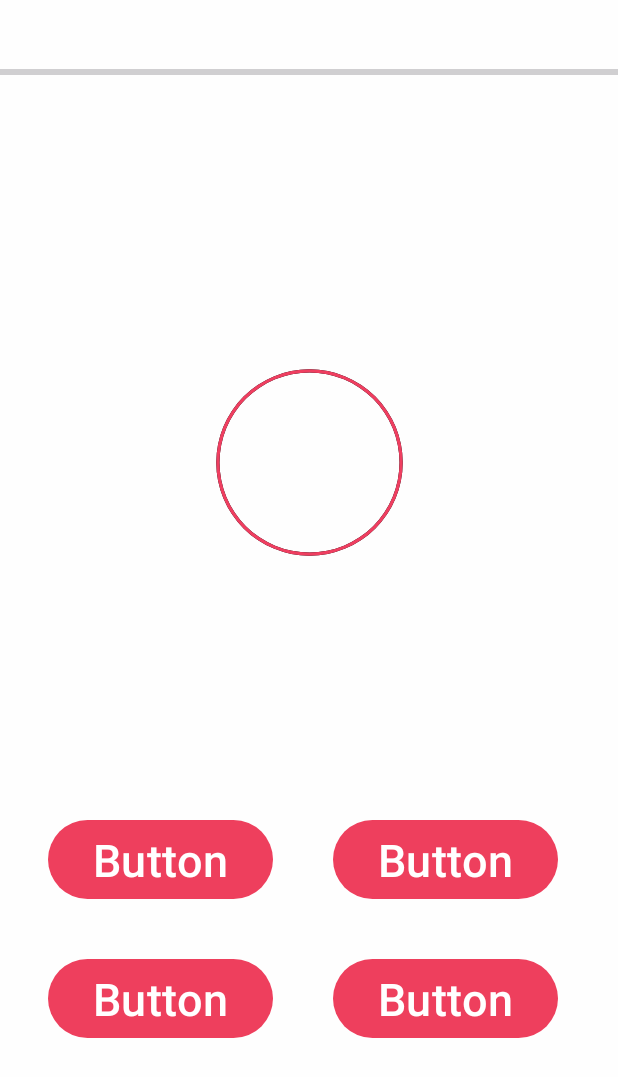
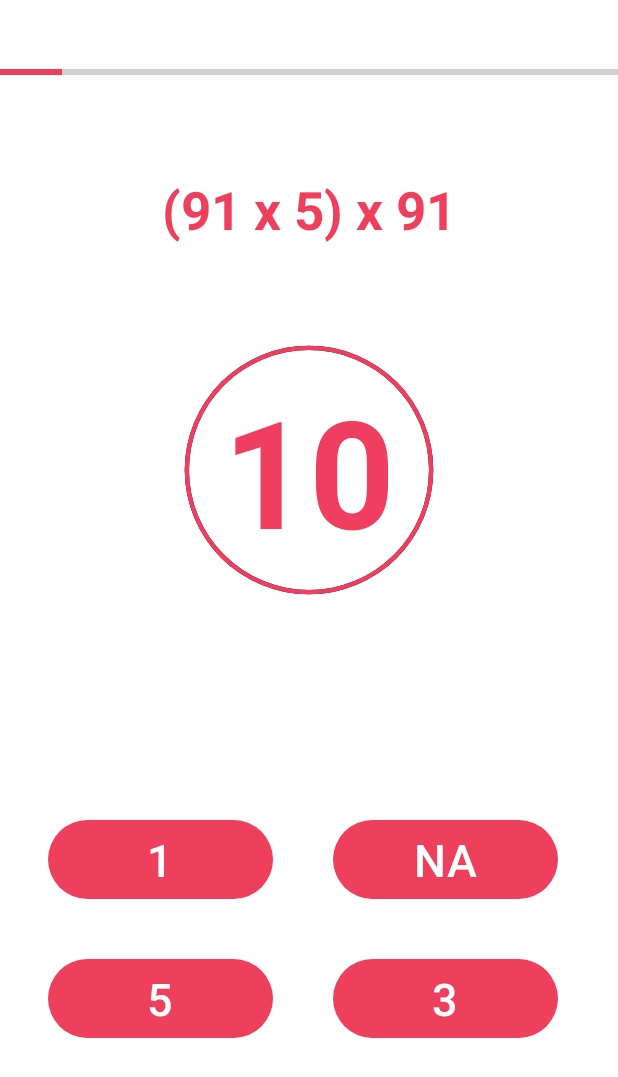
Before and after one commit to rjornelas/Math-Quiz-App, an Android app: the screen it shows after launch (PlayActivity), after a tap on "MEDIUM", on a phone screen of 412 x 824 dp. Shown: the top 1077 px of the screen. Run offline under Robolectric (Android 15) with nearby library versions, the phone set to English and light mode, and no system bars.

Commit message:
Implementation of the basic operation of choosing the correct option

```diff
--- a/app/src/main/java/com/rjornelas/math_quiz_app/PlayActivity.kt
+++ b/app/src/main/java/com/rjornelas/math_quiz_app/PlayActivity.kt
@@ -2,10 +2,112 @@ package com.rjornelas.math_quiz_app
 
 import androidx.appcompat.app.AppCompatActivity
 import android.os.Bundle
+import android.os.CountDownTimer
+import com.rjornelas.math_quiz_app.databinding.ActivityPlayBinding
 
 class PlayActivity : AppCompatActivity() {
+
+    private var binding: ActivityPlayBinding? = null
+    private var position = 0
+    private var timer: CountDownTimer? = null
+    private var timeGiven = 0
+    private var score = 0
+    private var questionDataList = ArrayList<Question>(10)
+
     override fun onCreate(savedInstanceState: Bundle?) {
         super.onCreate(savedInstanceState)
-        setContentView(R.layout.activity_play)
+        binding = ActivityPlayBinding.inflate(layoutInflater)
+        setContentView(binding?.root)
+
+        val questionType = intent.getStringExtra("questionType")
+        questionDataList = QuestionList(questionType).getQuestionList()
+        setGivenTime(questionType)
+        updateQuestion()
+        updateOption()
+        updateHorizontalProgressBar()
+        startTimer()
+
+        binding?.btnOption1?.setOnClickListener{
+            onSelectOption(binding?.btnOption1?.text.toString())
+        }
+        binding?.btnOption2?.setOnClickListener{
+            onSelectOption(binding?.btnOption2?.text.toString())
+        }
+        binding?.btnOption3?.setOnClickListener{
+            onSelectOption(binding?.btnOption3?.text.toString())
+        }
+        binding?.btnOption4?.setOnClickListener{
+            onSelectOption(binding?.btnOption4?.text.toString())
+        }
+    }
+
+    private fun updateQuestion(){
+        binding?.tvQuestion?.text = questionDataList[position].problem
+    }
+
+    private fun updateOption(){
+        binding?.btnOption1?.text = questionDataList[position].option1
+        binding?.btnOption2?.text = questionDataList[position].option2
+        binding?.btnOption3?.text = questionDataList[position].option3
+        binding?.btnOption4?.text = questionDataList[position].option4
+    }
+
+    private fun updateHorizontalProgressBar(){
+        binding?.horizontalPg?.incrementProgressBy(1)
+    }
+
+    private fun setGivenTime(level: String?){
+        timeGiven = when(level){
+            "easy"-> 10_000
+            "medium"-> 12_000
+            else-> 15_000
+        }
+    }
+
+    private fun startTimer(){
+        var count = timeGiven/1000
+        binding?.circularPg?.progress = timeGiven/1000
+        binding?.circularPg?.max = timeGiven/1000
+
+        timer = object : CountDownTimer(timeGiven.toLong(), 1000){
+            override fun onTick(p0: Long) {
+                binding?.circularPg?.incrementProgressBy(-1)
+                count--
+                binding?.tvCountDown?.text = count.toString()
+            }
+
+            override fun onFinish() {
+                TODO("Not yet implemented")
+            }
+        }.start()
+    }
+
+    private fun onSelectOption(option: String){
+        if(option==questionDataList[position].answer){
+            score++
+        }
+        questionDataList[position].selectedOption = option
+        setNextRound()
+    }
+
+    private fun setNextRound(){
+        if(position<9){
+            position++
+            timer?.cancel()
+            timer = null
+            updateHorizontalProgressBar()
+            updateQuestion()
+            updateOption()
+            startTimer()
+        }else{
+            endGame()
+        }
+    }
+
+    private fun endGame() {
+        finish()
+        timer?.cancel()
+        timer = null
+        binding = null
     }
 }
--- a/app/src/main/java/com/rjornelas/math_quiz_app/Question.kt
+++ b/app/src/main/java/com/rjornelas/math_quiz_app/Question.kt
@@ -7,5 +7,5 @@ data class Question(
     val option2: String,
     val option3: String,
     val option4: String,
-    val selectedOption: String
+    var selectedOption: String
 )
--- a/app/src/main/java/com/rjornelas/math_quiz_app/QuestionList.kt
+++ b/app/src/main/java/com/rjornelas/math_quiz_app/QuestionList.kt
@@ -3,7 +3,7 @@ package com.rjornelas.math_quiz_app
 import kotlin.random.Random
 
 data class QuestionList(
-    private val questionType: String
+    private val questionType: String?
 ){
     private var questionList: ArrayList<Pair<String, Int>> = ArrayList(10)
     private var questionDataList = ArrayList<Question>(10)
--- a/app/src/main/res/layout/activity_play.xml
+++ b/app/src/main/res/layout/activity_play.xml
@@ -8,7 +8,7 @@
     tools:context=".PlayActivity">
 
     <ProgressBar
-        android:id="@+id/progressBar"
+        android:id="@+id/horizontalPg"
         style="@style/Widget.AppCompat.ProgressBar.Horizontal"
         android:layout_width="match_parent"
         android:layout_height="wrap_content"
@@ -28,17 +28,17 @@
         android:layout_marginTop="60dp"
         android:gravity="center"
         android:textColor="@color/primary_color"
-        android:textSize="50sp"
+        android:textSize="35sp"
         android:textStyle="bold"
         app:layout_constraintEnd_toEndOf="parent"
         app:layout_constraintStart_toStartOf="parent"
-        app:layout_constraintTop_toBottomOf="@+id/progressBar"
-        tools:text="3x10" />
+        app:layout_constraintTop_toBottomOf="@+id/horizontalPg"
+        tools:text="(3x10)+((10x300)-400)" />
 
     <FrameLayout
         android:id="@+id/frameLayout"
-        android:layout_width="150dp"
-        android:layout_height="150dp"
+        android:layout_width="200dp"
+        android:layout_height="200dp"
         android:layout_marginTop="50dp"
         app:layout_constraintEnd_toEndOf="parent"
         app:layout_constraintStart_toStartOf="parent"
@@ -47,8 +47,8 @@
         <ProgressBar
             android:id="@+id/circularPg"
             style="@style/Widget.AppCompat.ProgressBar.Horizontal"
-            android:layout_width="150dp"
-            android:layout_height="150dp"
+            android:layout_width="match_parent"
+            android:layout_height="match_parent"
             android:background="@drawable/black_color_pb_bg"
             android:indeterminate="false"
             android:max="10"
@@ -62,13 +62,24 @@
             android:layout_height="match_parent"
             android:gravity="center"
             android:textColor="@color/primary_color_dark"
-            android:textSize="80sp"
+            android:textSize="100sp"
             android:textStyle="bold"
             tools:text="10" />
     </FrameLayout>
 
     <Button
-        android:id="@+id/button9"
+        android:id="@+id/btnOption1"
+        android:layout_width="150dp"
+        android:layout_height="wrap_content"
+        android:layout_marginStart="32dp"
+        android:layout_marginBottom="32dp"
+        android:text="Button"
+        android:textSize="30sp"
+        app:layout_constraintBottom_toTopOf="@+id/btnOption2"
+        app:layout_constraintStart_toStartOf="parent" />
+
+    <Button
+        android:id="@+id/btnOption2"
         android:layout_width="150dp"
         android:layout_height="wrap_content"
         android:layout_marginStart="32dp"
@@ -79,18 +90,21 @@
         app:layout_constraintStart_toStartOf="parent" />
 
     <Button
-        android:id="@+id/button10"
+        android:id="@+id/btnOption3"
         android:layout_width="150dp"
         android:layout_height="wrap_content"
         android:layout_marginStart="32dp"
+        android:layout_marginEnd="32dp"
         android:layout_marginBottom="32dp"
         android:text="Button"
         android:textSize="30sp"
-        app:layout_constraintBottom_toTopOf="@+id/button9"
-        app:layout_constraintStart_toStartOf="parent" />
+        app:layout_constraintBottom_toTopOf="@+id/btnOption4"
+        app:layout_constraintEnd_toEndOf="parent"
+        app:layout_constraintStart_toEndOf="@+id/btnOption2" />
+
 
     <Button
-        android:id="@+id/button11"
+        android:id="@+id/btnOption4"
         android:layout_width="150dp"
         android:layout_height="wrap_content"
         android:layout_marginStart="32dp"
@@ -100,19 +114,5 @@
         android:textSize="30sp"
         app:layout_constraintBottom_toBottomOf="parent"
         app:layout_constraintEnd_toEndOf="parent"
-        app:layout_constraintStart_toEndOf="@+id/button9" />
-
-    <Button
-        android:id="@+id/button12"
-        android:layout_width="150dp"
-        android:layout_height="wrap_content"
-        android:layout_marginStart="32dp"
-        android:layout_marginEnd="32dp"
-        android:layout_marginBottom="32dp"
-        android:text="Button"
-        android:textSize="30sp"
-        app:layout_constraintBottom_toTopOf="@+id/button11"
-        app:layout_constraintEnd_toEndOf="parent"
-        app:layout_constraintStart_toEndOf="@+id/button10" />
-
+        app:layout_constraintStart_toEndOf="@+id/btnOption2" />
 </androidx.constraintlayout.widget.ConstraintLayout>
```
